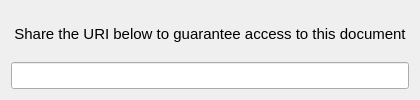
This is textedit/shareuriwindow.ui in pgallo725/livetext-pds as Qt 5 draws it before an edit. The edited form follows.
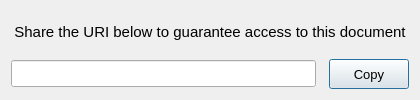
This is the edited form.

Commit message: Added copy button to ShareUriWindow

What changed in the file:
```diff
--- a/textedit/shareuriwindow.ui
+++ b/textedit/shareuriwindow.ui
@@ -82,6 +82,24 @@
        </property>
       </widget>
      </item>
+     <item>
+      <widget class="QPushButton" name="pushButton_copy">
+       <property name="minimumSize">
+        <size>
+         <width>0</width>
+         <height>30</height>
+        </size>
+       </property>
+       <property name="font">
+        <font>
+         <pointsize>10</pointsize>
+        </font>
+       </property>
+       <property name="text">
+        <string>Copy</string>
+       </property>
+      </widget>
+     </item>
     </layout>
    </item>
   </layout>
```
The commit also changes 6 other files.
